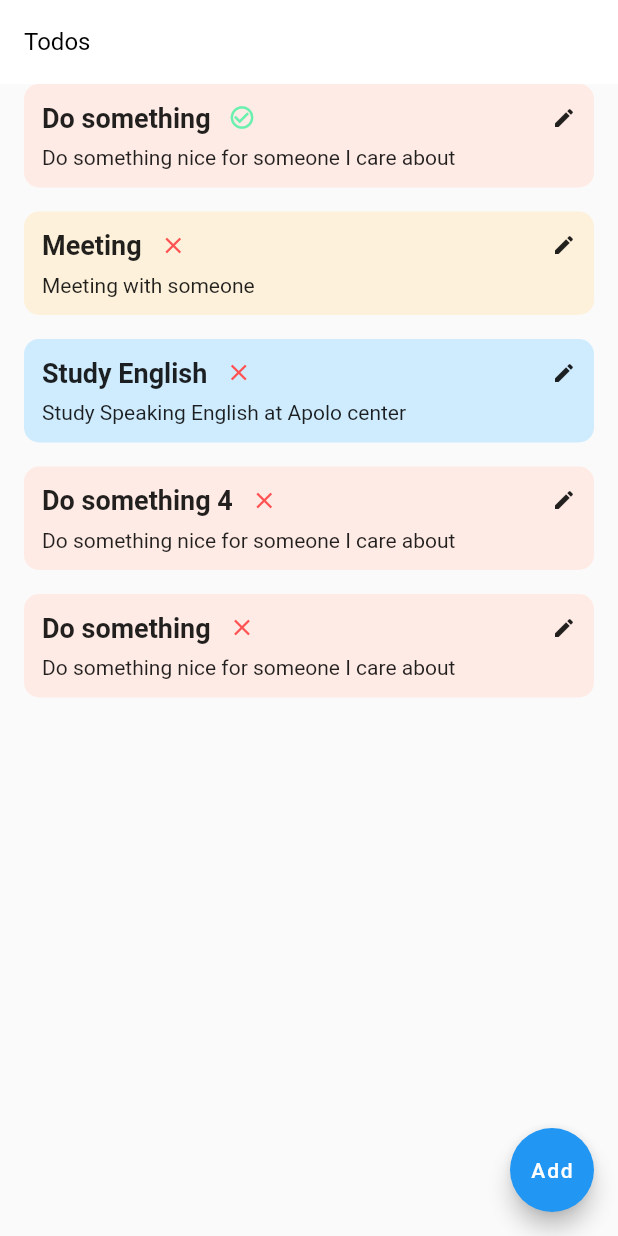
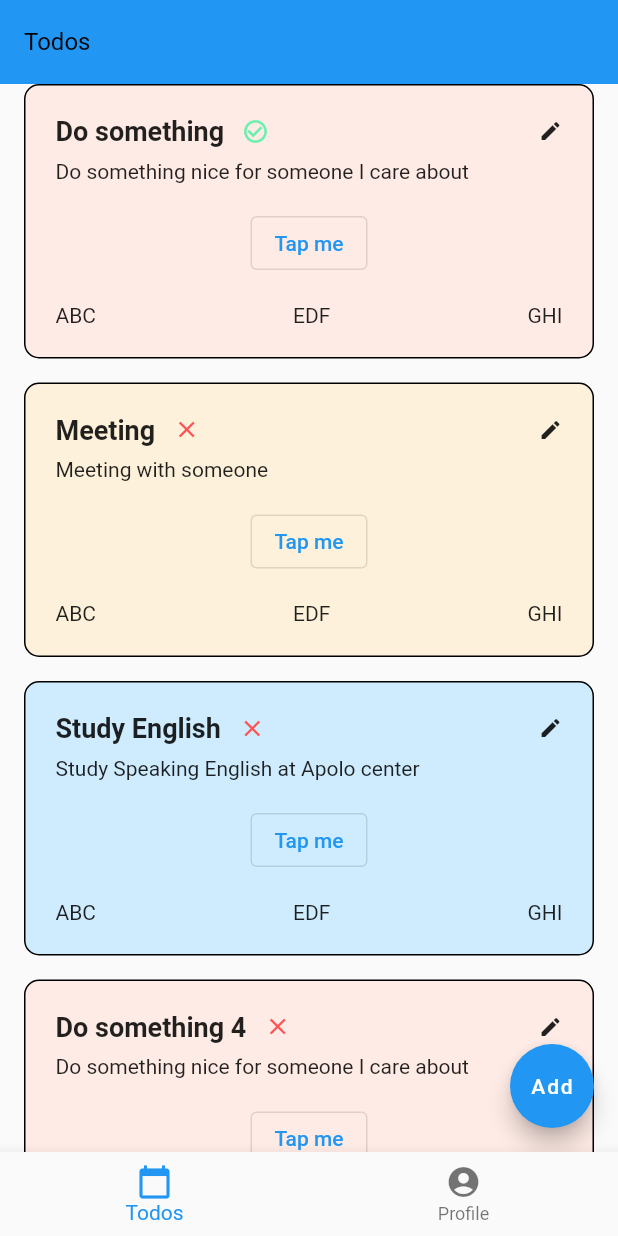
Before and after one commit to phatth47/todolist, a Flutter app: the screen it shows after launch, on a phone screen of 412 x 824 dp. Run offline on Flutter 3.47's test engine with Material 2 defaults, Android fonts, the phone set to English and light mode, and no system bars; our stand-ins replace equatable, flutter_bloc.

Commit message:
add tabs

```diff
--- a/lib/main.dart
+++ b/lib/main.dart
@@ -1,4 +1,5 @@
 import 'package:flutter/material.dart';
+import 'package:todolist/modules/home_screen.dart';
 import 'package:todolist/modules/todos/presentation/pages/todo_screen.dart';
 
 void main() {
@@ -26,7 +27,7 @@ class MyApp extends StatelessWidget {
           ),
         ),
       ),
-      home: const TodoScreen(),
+      home: const HomeScreen(),
     );
   }
 }
--- /dev/null
+++ b/lib/modules/home_screen.dart
@@ -0,0 +1,55 @@
+import 'package:flutter/material.dart';
+import 'package:todolist/modules/profile/presentation/profile_screen.dart';
+import 'package:todolist/modules/todos/presentation/pages/todo_screen.dart';
+
+class Home extends StatelessWidget {
+  const Home({Key? key}) : super(key: key);
+
+  @override
+  Widget build(BuildContext context) {
+    return const Placeholder();
+  }
+}
+
+class HomeScreen extends StatefulWidget {
+  const HomeScreen({Key? key}) : super(key: key);
+
+  @override
+  State<HomeScreen> createState() => _HomeScreenState();
+}
+
+class _HomeScreenState extends State<HomeScreen> {
+  int currentIndex = 0; //New
+
+  List<Widget> pages = const [
+    TodoScreen(),
+    ProfileScreen(),
+  ];
+
+  @override
+  Widget build(BuildContext context) {
+    return Scaffold(
+      bottomNavigationBar: BottomNavigationBar(
+        currentIndex: currentIndex,
+        onTap: onChangeItem,
+        items: const <BottomNavigationBarItem>[
+          BottomNavigationBarItem(
+            icon: Icon(Icons.calendar_today),
+            label: 'Todos',
+          ),
+          BottomNavigationBarItem(
+            icon: Icon(Icons.account_circle),
+            label: 'Profile',
+          ),
+        ],
+      ),
+      body: pages[currentIndex],
+    );
+  }
+
+  void onChangeItem(int index) {
+    setState(() {
+      currentIndex = index;
+    });
+  }
+}
--- a/lib/modules/todos/presentation/pages/todo_screen.dart
+++ b/lib/modules/todos/presentation/pages/todo_screen.dart
@@ -28,6 +28,7 @@ class _TodoScreenState extends State<TodoScreen> {
       child: Scaffold(
         appBar: AppBar(
           title: const Text("Todos"),
+          backgroundColor: Colors.blue,
         ),
         floatingActionButton: FloatingActionButton(
           onPressed: _onAdd,
--- a/lib/modules/todos/presentation/pages/widgets/todo_widget.dart
+++ b/lib/modules/todos/presentation/pages/widgets/todo_widget.dart
@@ -25,14 +25,14 @@ class _TodoWidgetState extends State<TodoWidget> {
     final todoDone = widget.todo.isDone ?? false;
 
     return Container(
-      padding: const EdgeInsets.all(12),
+      padding: const EdgeInsets.all(20),
       margin: const EdgeInsets.symmetric(horizontal: 16),
       decoration: BoxDecoration(
-        color: colorType,
-        borderRadius: BorderRadius.circular(10),
-      ),
+          color: colorType,
+          borderRadius: BorderRadius.circular(10),
+          border: Border.all(color: Colors.black)),
       child: Column(
-        crossAxisAlignment: CrossAxisAlignment.start,
+        crossAxisAlignment: CrossAxisAlignment.center,
         children: [
           Row(
             mainAxisAlignment: MainAxisAlignment.spaceBetween,
@@ -73,7 +73,24 @@ class _TodoWidgetState extends State<TodoWidget> {
             ],
           ),
           const SizedBox(height: 8),
-          Text(description),
+          Align(
+            alignment: Alignment.centerLeft,
+            child: Text(description),
+          ),
+          const SizedBox(height: 16),
+          OutlinedButton(
+            onPressed: () {},
+            child: const Text("Tap me"),
+          ),
+          const SizedBox(height: 16),
+          Row(
+            mainAxisAlignment: MainAxisAlignment.spaceBetween,
+            children: [
+              Text("ABC"),
+              Text("EDF"),
+              Text("GHI"),
+            ],
+          ),
         ],
       ),
     );
```
Also changed, not shown: lib/modules/profile/presentation/profile_screen.dart (added, +74 -0 lines), lib/modules/todos/data/sources/todo_raw.dart (+8 -1 lines).
